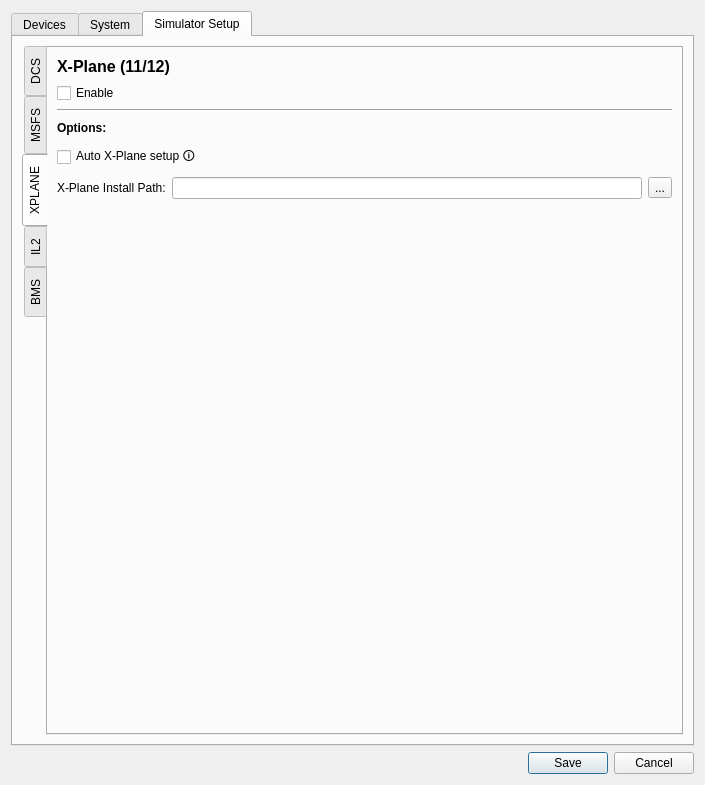
This is SM/system_settings_new.ui in walmis/VPforce-TelemFFB as Qt 5 draws it before an edit. The edited form follows.
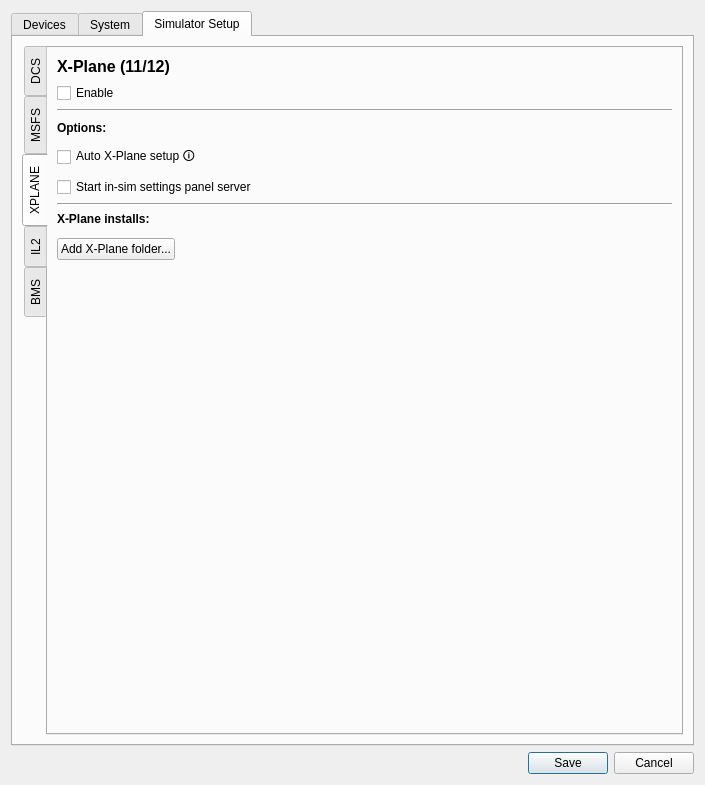
This is the edited form. The open tabs and pages were chosen to show the change. Custom widgets are drawn as their Qt base class.

Commit message: feat(xplane): In-sim panel for X-Plane | multiple X-Plane install support

Diff of the .ui file:
```diff
--- a/SM/system_settings_new.ui
+++ b/SM/system_settings_new.ui
@@ -1020,39 +1020,69 @@
             </widget>
            </item>
            <item row="5" column="0" colspan="2">
-            <layout class="QHBoxLayout" name="horizontalLayout_9">
+            <widget class="LabeledToggle" name="enableXplaneApiServer">
+             <property name="text">
+              <string>Start in-sim settings panel server</string>
+             </property>
+            </widget>
+           </item>
+           <item row="6" column="0" colspan="2">
+            <widget class="Line" name="line_xplane_installs">
+             <property name="orientation">
+              <enum>Qt::Horizontal</enum>
+             </property>
+            </widget>
+           </item>
+           <item row="7" column="0" colspan="2">
+            <widget class="QLabel" name="label_xplane_installs">
+             <property name="text">
+              <string>&lt;html&gt;&lt;head/&gt;&lt;body&gt;&lt;p&gt;&lt;span style=" font-weight:700;"&gt;X-Plane installs:&lt;/span&gt;&lt;/p&gt;&lt;/body&gt;&lt;/html&gt;</string>
+             </property>
+            </widget>
+           </item>
+           <item row="8" column="0" colspan="2">
+            <widget class="QWidget" name="xplaneInstallsContainer" native="true">
+             <layout class="QVBoxLayout" name="xplaneInstallsLayout">
+              <property name="leftMargin">
+               <number>0</number>
+              </property>
+              <property name="topMargin">
+               <number>0</number>
+              </property>
+              <property name="rightMargin">
+               <number>0</number>
+              </property>
+              <property name="bottomMargin">
+               <number>0</number>
+              </property>
+             </layout>
+            </widget>
+           </item>
+           <item row="9" column="0" colspan="2">
+            <layout class="QHBoxLayout" name="horizontalLayout_xplane_add">
              <item>
-              <widget class="QLabel" name="lab_pathXPLANE">
-               <property name="sizePolicy">
-                <sizepolicy hsizetype="Fixed" vsizetype="Preferred">
-                 <horstretch>0</horstretch>
-                 <verstretch>0</verstretch>
-                </sizepolicy>
+              <widget class="QPushButton" name="addXplaneInstall">
+               <property name="text">
+                <string>Add X-Plane folder...</string>
                </property>
-               <property name="minimumSize">
+              </widget>
+             </item>
+             <item>
+              <spacer name="horizontalSpacer_xplane_add">
+               <property name="orientation">
+                <enum>Qt::Horizontal</enum>
+               </property>
+               <property name="sizeHint" stdset="0">
                 <size>
-                 <width>98</width>
-                 <height>0</height>
+                 <width>40</width>
+                 <height>20</height>
                 </size>
                </property>
-               <property name="text">
-                <string>X-Plane Install Path:</string>
-               </property>
-              </widget>
-             </item>
-             <item>
-              <widget class="QLineEdit" name="pathXPLANE" />
-             </item>
-             <item>
-              <widget class="QToolButton" name="browseXPLANE">
-               <property name="text">
-                <string>...</string>
-               </property>
-              </widget>
+              </spacer>
              </item>
             </layout>
            </item>
-           <item row="6" column="1">
+           <item row="10" column="1">
             <spacer name="verticalSpacer_3">
              <property name="orientation">
               <enum>Qt::Vertical</enum>
@@ -1060,7 +1090,7 @@
              <property name="sizeHint" stdset="0">
               <size>
                <width>20</width>
-               <height>249</height>
+               <height>40</height>
               </size>
              </property>
             </spacer>
```
Left out of the diff: 4 changed lines with no effect on the pictures. The commit also changes 11 other files.
